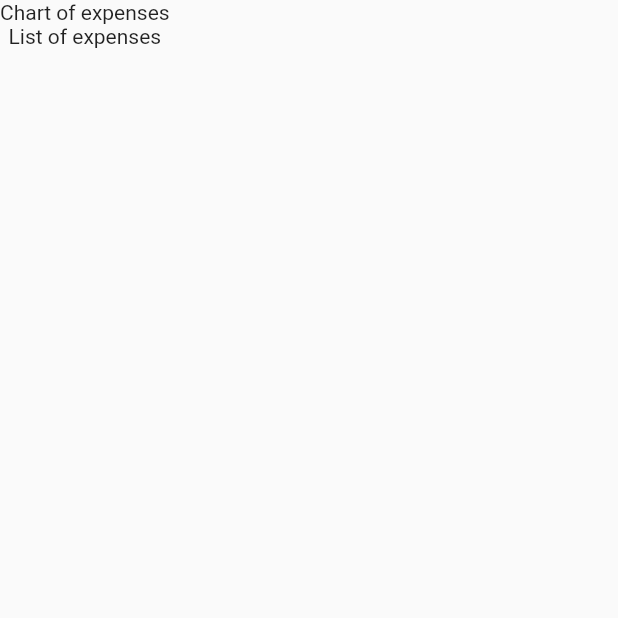
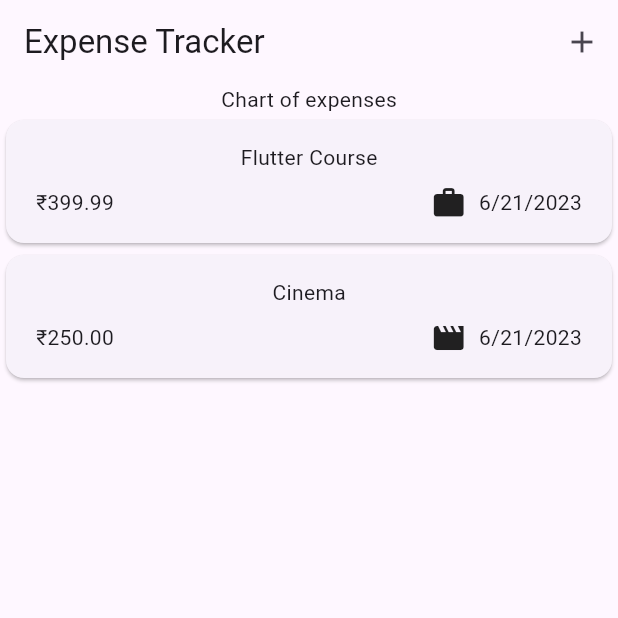
Before and after one commit to Indranilsen2005/Expense_Tracker_App, a Flutter app: the screen it shows after launch, on a phone screen of 412 x 824 dp, the top half of it. Run offline on Flutter 3.47's test engine with Material 2 defaults, Android fonts, the phone set to English and light mode, and no system bars.

Commit message:
Added starting page

```diff
--- a/lib/main.dart
+++ b/lib/main.dart
@@ -1,10 +1,11 @@
-import 'package:expense_tracker/expenses.dart';
+import 'package:expense_tracker/widgets/expenses.dart';
 import 'package:flutter/material.dart';
 
 void main() {
   runApp(
-    const MaterialApp(
-      home: Expenses(),
+    MaterialApp(
+      theme: ThemeData(useMaterial3: true),
+      home: const Expenses(),
     ),
   );
 }
--- a/lib/models/expense.dart
+++ b/lib/models/expense.dart
@@ -1,8 +1,19 @@
+import 'package:flutter/material.dart';
 import 'package:uuid/uuid.dart';
+import 'package:intl/intl.dart';
 
 const uuid = Uuid();
 
+final formatter = DateFormat.yMd();
+
 enum Category { food, leisure, travel, work }
+
+const categoryIcon = {
+  Category.food: Icons.fastfood_rounded,
+  Category.travel: Icons.flight,
+  Category.leisure: Icons.movie,
+  Category.work: Icons.work,
+};
 
 class Expense {
   Expense({
@@ -17,4 +28,8 @@ class Expense {
   final double price;
   final DateTime date;
   final Category category;
+
+  String getFormattedDate() {
+    return formatter.format(date);
+  }
 }
--- a/lib/expenses.dart
+++ b/lib/widgets/expenses.dart
@@ -1,4 +1,5 @@
 import 'package:expense_tracker/models/expense.dart';
+import 'package:expense_tracker/widgets/expenses_list/expenses_list.dart';
 import 'package:flutter/material.dart';
 
 class Expenses extends StatefulWidget {
@@ -24,13 +25,32 @@ class _ExpensesState extends State<Expenses> {
     ),
   ];
 
+  void _openAddExpenseOverlay() {
+    showModalBottomSheet(
+        context: context,
+        builder: (ctx) {
+          return const Text('Dummy data');
+        });
+  }
+
   @override
   Widget build(BuildContext context) {
-    return const Scaffold(
+    return Scaffold(
+      appBar: AppBar(
+        title: const Text('Expense Tracker'),
+        actions: [
+          IconButton(
+            onPressed: _openAddExpenseOverlay,
+            icon: const Icon(Icons.add),
+          ),
+        ],
+      ),
       body: Column(
         children: [
-          Text('Chart of expenses'),
-          Text('List of expenses'),
+          const Text('Chart of expenses'),
+          Expanded(
+            child: ExpensesList(expenses: _registeredExpenses),
+          ),
         ],
       ),
     );
--- /dev/null
+++ b/lib/widgets/expenses_list/expenses_item.dart
@@ -0,0 +1,39 @@
+import 'package:expense_tracker/models/expense.dart';
+import 'package:flutter/material.dart';
+
+class ExpensesItem extends StatelessWidget {
+  const ExpensesItem({required this.expense, super.key});
+  final Expense expense;
+  @override
+  Widget build(BuildContext context) {
+    return Card(
+      child: Padding(
+        padding: const EdgeInsets.symmetric(
+          horizontal: 20,
+          vertical: 15,
+        ),
+        child: Column(
+          children: [
+            Text(expense.title),
+            const SizedBox(height: 8),
+            Row(
+              children: [
+                Text(
+                  '₹${expense.price.toStringAsFixed(2)}',
+                ),
+                const Spacer(),
+                Row(
+                  children: [
+                    Icon(categoryIcon[expense.category]),
+                    const SizedBox(width: 8),
+                    Text(expense.getFormattedDate()),
+                  ],
+                )
+              ],
+            )
+          ],
+        ),
+      ),
+    );
+  }
+}
--- /dev/null
+++ b/lib/widgets/expenses_list/expenses_list.dart
@@ -0,0 +1,20 @@
+import 'package:expense_tracker/models/expense.dart';
+import 'package:expense_tracker/widgets/expenses_list/expenses_item.dart';
+import 'package:flutter/material.dart';
+
+class ExpensesList extends StatelessWidget {
+  const ExpensesList({
+    super.key,
+    required this.expenses,
+  });
+  final List<Expense> expenses;
+  @override
+  Widget build(BuildContext context) {
+    return ListView.builder(
+      itemCount: expenses.length,
+      itemBuilder: (context, index) => ExpensesItem(
+        expense: expenses[index],
+      ),
+    );
+  }
+}
--- a/pubspec.yaml
+++ b/pubspec.yaml
@@ -36,6 +36,7 @@ dependencies:
   # Use with the CupertinoIcons class for iOS style icons.
   cupertino_icons: ^1.0.2
   uuid: ^3.0.7
+  intl: ^0.18.1
 
 dev_dependencies:
   flutter_test:
```
Also changed, not shown: pubspec.lock.
